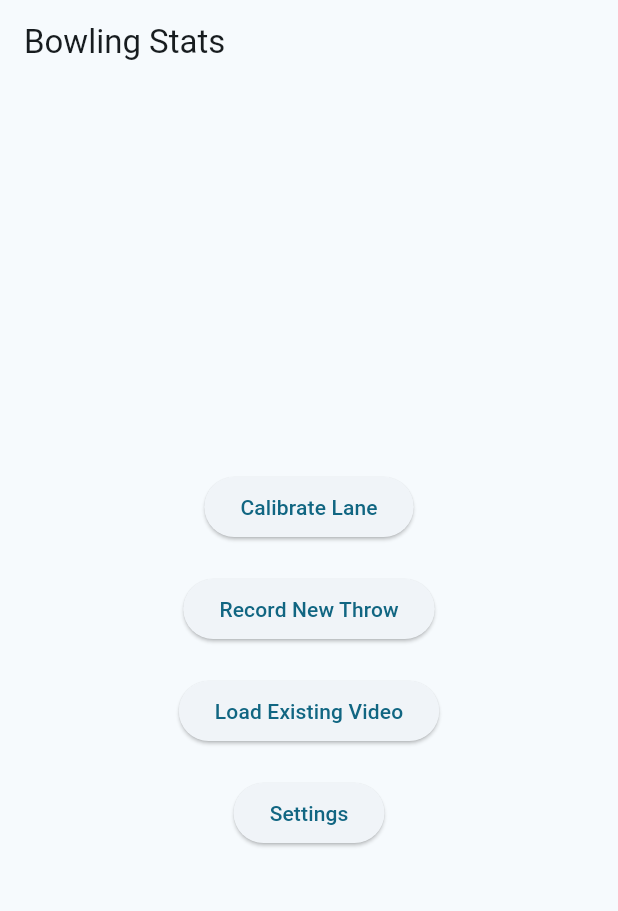
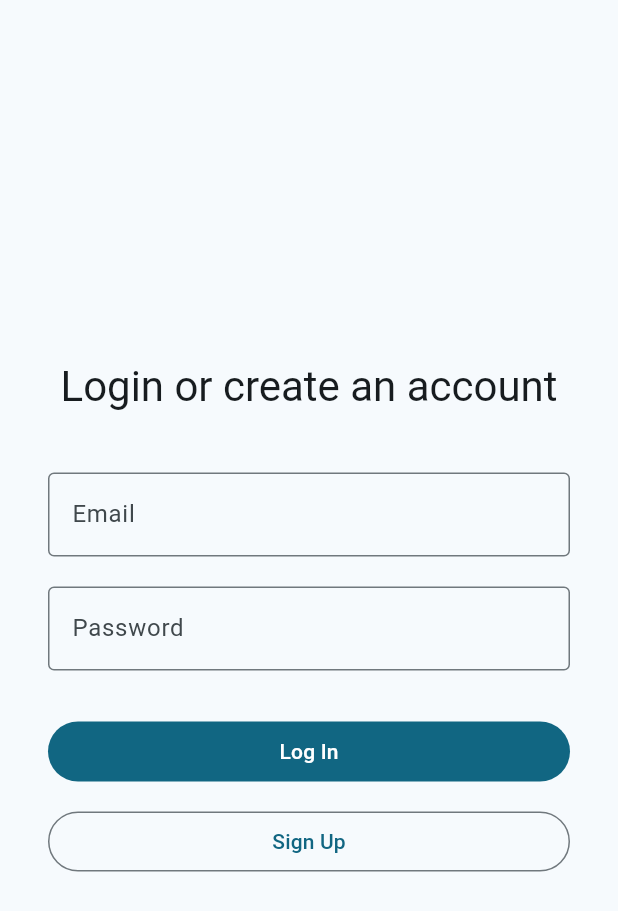
Before and after one commit to vinol3/bowling_assistant, a Flutter app: the screen it shows after launch, on a phone screen of 412 x 824 dp. Shown: the top 911 px of the screen. Run offline on Flutter 3.47's test engine with Material 3 defaults, Android fonts, the phone set to English and light mode, and no system bars; our stand-ins replace firebase_auth, firebase_core; accounts and stored records are empty.

Commit message:
added firebase authentification with plain email and password

```diff
--- /dev/null
+++ b/lib/auth/auth_gate.dart
@@ -0,0 +1,32 @@
+import 'package:flutter/material.dart';
+import 'package:firebase_auth/firebase_auth.dart';
+
+import 'package:bowling_assistant/screens/home_screen.dart';
+import 'package:bowling_assistant/auth/auth_screen.dart';
+
+class AuthGate extends StatelessWidget {
+  const AuthGate({super.key});
+
+  @override
+  Widget build(BuildContext context) {
+    return StreamBuilder<User?>(
+      stream: FirebaseAuth.instance.authStateChanges(),
+      builder: (context, snapshot) {
+        // Still loading
+        if (snapshot.connectionState == ConnectionState.waiting) {
+          return const Scaffold(
+            body: Center(child: CircularProgressIndicator()),
+          );
+        }
+
+        // Not logged in
+        if (!snapshot.hasData) {
+          return const AuthScreen();
+        }
+
+        // Logged in
+        return HomeScreen();
+      },
+    );
+  }
+}
--- /dev/null
+++ b/lib/auth/auth_screen.dart
@@ -0,0 +1,120 @@
+import 'package:flutter/material.dart';
+import 'package:firebase_auth/firebase_auth.dart';
+
+class AuthScreen extends StatefulWidget {
+  const AuthScreen({super.key});
+
+  @override
+  State<AuthScreen> createState() => _AuthScreenState();
+}
+
+class _AuthScreenState extends State<AuthScreen> {
+  final emailController = TextEditingController();
+  final passwordController = TextEditingController();
+  bool isLoading = false;
+
+  Future<void> login() async {
+    try {
+      setState(() => isLoading = true);
+      await FirebaseAuth.instance.signInWithEmailAndPassword(
+        email: emailController.text.trim(),
+        password: passwordController.text.trim(),
+      );
+    } catch (e) {
+      showMessage(e.toString());
+    } finally {
+      setState(() => isLoading = false);
+    }
+  }
+
+  Future<void> signUp() async {
+    try {
+      setState(() => isLoading = true);
+      await FirebaseAuth.instance.createUserWithEmailAndPassword(
+        email: emailController.text.trim(),
+        password: passwordController.text.trim(),
+      );
+    } catch (e) {
+      showMessage(e.toString());
+    } finally {
+      setState(() => isLoading = false);
+    }
+  }
+
+  void showMessage(String message) {
+    ScaffoldMessenger.of(context).showSnackBar(
+      SnackBar(content: Text(message)),
+    );
+  }
+
+  @override
+  Widget build(BuildContext context) {
+    return Scaffold(
+      body: Center(
+        child: Padding(
+          padding: const EdgeInsets.all(32.0),
+          child: SingleChildScrollView(
+            child: Column(
+              mainAxisSize: MainAxisSize.min,
+              children: [
+                // Title
+                Text(
+                  "Login or create an account",
+                  style: Theme.of(context).textTheme.headlineMedium,
+                ),
+                const SizedBox(height: 40),
+
+                // Email
+                TextField(
+                  controller: emailController,
+                  decoration: const InputDecoration(
+                    labelText: "Email",
+                    border: OutlineInputBorder(),
+                  ),
+                ),
+                const SizedBox(height: 20),
+
+                // Password
+                TextField(
+                  controller: passwordController,
+                  obscureText: true,
+                  decoration: const InputDecoration(
+                    labelText: "Password",
+                    border: OutlineInputBorder(),
+                  ),
+                ),
+                const SizedBox(height: 30),
+
+                // Buttons
+                isLoading
+                    ? const CircularProgressIndicator()
+                    : Column(
+                        children: [
+                          // LOGIN
+                          SizedBox(
+                            width: double.infinity,
+                            child: FilledButton(
+                              onPressed: login,
+                              child: const Text("Log In"),
+                            ),
+                          ),
+                          const SizedBox(height: 12),
+
+                          // SIGN UP
+                          SizedBox(
+                            width: double.infinity,
+                            child: OutlinedButton(
+                              onPressed: signUp,
+                              child: const Text("Sign Up"),
+                            ),
+                          ),
+                        ],
+                      ),
+              ],
+            ),
+          ),
+        ),
+      ),
+    );
+  }
+}
--- a/lib/main.dart
+++ b/lib/main.dart
@@ -1,15 +1,25 @@
+import 'package:flutter/material.dart';
+import 'package:firebase_core/firebase_core.dart';
+import 'firebase_options.dart';
+
+import 'auth/auth_gate.dart';
+
 import 'package:bowling_assistant/screens/calibration_screen.dart';
-import 'package:bowling_assistant/screens/home_screen.dart';
 import 'package:bowling_assistant/screens/record_screen.dart';
-import 'package:flutter/material.dart';
 import 'package:bowling_assistant/screens/import_screen.dart';
 import 'package:bowling_assistant/screens/analysis_screen.dart';
 import 'package:bowling_assistant/screens/result_screen.dart';
 import 'package:bowling_assistant/screens/compare_screen.dart';
 import 'package:bowling_assistant/screens/settings_screen.dart';
 
-void main() {
-  runApp(MainApp());
+void main() async {
+  WidgetsFlutterBinding.ensureInitialized();
+
+  await Firebase.initializeApp(
+    options: DefaultFirebaseOptions.currentPlatform,
+  );
+
+  runApp(const MainApp());
 }
 
 class MainApp extends StatelessWidget {
@@ -23,9 +33,10 @@ class MainApp extends StatelessWidget {
         colorScheme: ColorScheme.fromSeed(seedColor: Colors.blueGrey),
         useMaterial3: true,
       ),
-      initialRoute: '/',
+
+      home: const AuthGate(),
+
       routes: {
-        '/': (context) => HomeScreen(),
         '/calibration': (context) => CalibrationScreen(),
         '/record': (context) => RecordScreen(),
         '/import': (context) => ImportScreen(),
--- a/lib/screens/home_screen.dart
+++ b/lib/screens/home_screen.dart
@@ -1,4 +1,5 @@
 import 'package:flutter/material.dart';
+import 'package:firebase_auth/firebase_auth.dart';
 
 class HomeScreen extends StatelessWidget {
   const HomeScreen({super.key});
@@ -6,7 +7,16 @@ class HomeScreen extends StatelessWidget {
   @override
   Widget build(BuildContext context) {
     return Scaffold(
-      appBar: AppBar(title: const Text('Bowling Stats')),
+      appBar: AppBar(
+        title: const Text('Bowling Stats'),
+        actions: [
+          IconButton(
+            icon: const Icon(Icons.logout),
+            tooltip: 'Log Out',
+            onPressed: () => FirebaseAuth.instance.signOut(),
+          ),
+        ],
+      ),
       body: Center(
         child: Column(
           mainAxisAlignment: MainAxisAlignment.center,
--- a/pubspec.yaml
+++ b/pubspec.yaml
@@ -9,6 +9,8 @@ environment:
 dependencies:
   flutter:
     sdk: flutter
+  firebase_core: ^4.2.1
+  firebase_auth: ^6.1.2
 
 dev_dependencies:
   flutter_test:
```
Also changed, not shown: firebase.json (added), lib/firebase_options.dart (added), pubspec.lock, 6 other files.
